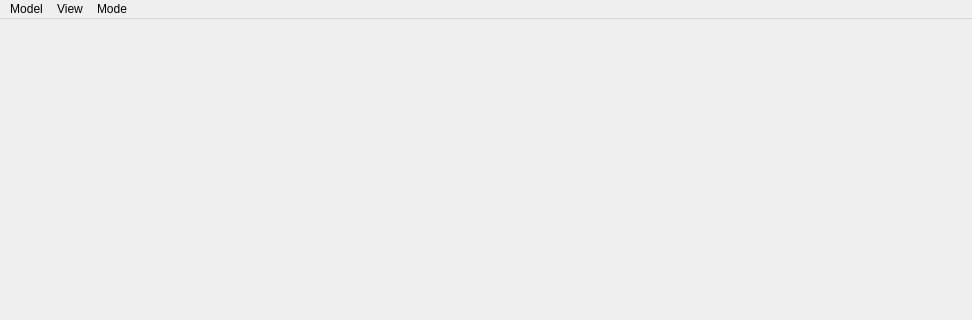
First picture: the form in GUI/MainWindow.ui, repository maximlevitsky/animations-editor-bdmorph, before the edit; both pictures show x 0 to 972 and y 0 to 320 of the 972 by 759 pixel window.
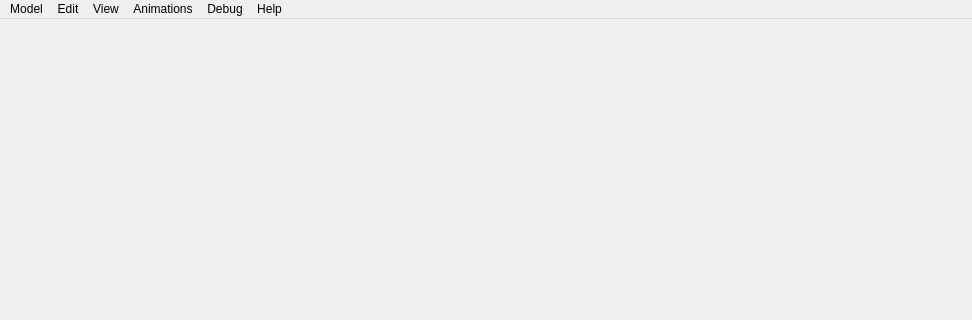
Second picture: the form after the edit.

Diff of the .ui file:
```diff
--- a/GUI/MainWindow.ui
+++ b/GUI/MainWindow.ui
@@ -39,13 +39,11 @@
     <addaction name="actionLoad_mesh"/>
     <addaction name="actionLoad_texture"/>
     <addaction name="actionReset_texture"/>
-   </widget>
-   <widget class="QMenu" name="menuMode">
-    <property name="title">
-     <string>Mode</string>
-    </property>
-    <addaction name="actionVector_field"/>
-    <addaction name="actionDeformation"/>
+    <addaction name="separator"/>
+    <addaction name="actionSave_screenshot"/>
+    <addaction name="actionSave_video"/>
+    <addaction name="actionSave_model"/>
+    <addaction name="actionExit"/>
    </widget>
    <widget class="QMenu" name="menuView">
     <property name="title">
@@ -53,9 +51,51 @@
     </property>
     <addaction name="actionWireframe"/>
    </widget>
+   <widget class="QMenu" name="menuEdit">
+    <property name="title">
+     <string>Edit</string>
+    </property>
+    <addaction name="actionUndo"/>
+    <addaction name="actionRedo"/>
+    <addaction name="separator"/>
+    <addaction name="actionPin_edit_mode"/>
+    <addaction name="actionDeformation_mode"/>
+    <addaction name="actionVF_mode"/>
+    <addaction name="separator"/>
+    <addaction name="actionReset_model"/>
+    <addaction name="actionReset_pins"/>
+   </widget>
+   <widget class="QMenu" name="menuAnimations">
+    <property name="title">
+     <string>Animations</string>
+    </property>
+    <addaction name="actionNew_keyframe"/>
+    <addaction name="actionDelete_keyframe"/>
+    <addaction name="separator"/>
+    <addaction name="actionPlay"/>
+    <addaction name="actionPause"/>
+    <addaction name="actionLoop"/>
+    <addaction name="separator"/>
+   </widget>
+   <widget class="QMenu" name="menuDebug">
+    <property name="title">
+     <string>Debug</string>
+    </property>
+    <addaction name="actionSave_log"/>
+    <addaction name="actionReplay_log"/>
+   </widget>
+   <widget class="QMenu" name="menuHelp">
+    <property name="title">
+     <string>Help</string>
+    </property>
+    <addaction name="actionAbout"/>
+   </widget>
    <addaction name="menuModel"/>
+   <addaction name="menuEdit"/>
    <addaction name="menuView"/>
-   <addaction name="menuMode"/>
+   <addaction name="menuAnimations"/>
+   <addaction name="menuDebug"/>
+   <addaction name="menuHelp"/>
   </widget>
   <widget class="QStatusBar" name="statusbar"/>
   <action name="actionLoad_mesh">
```
Left out of the diff: 112 changed lines with no effect on the pictures.
